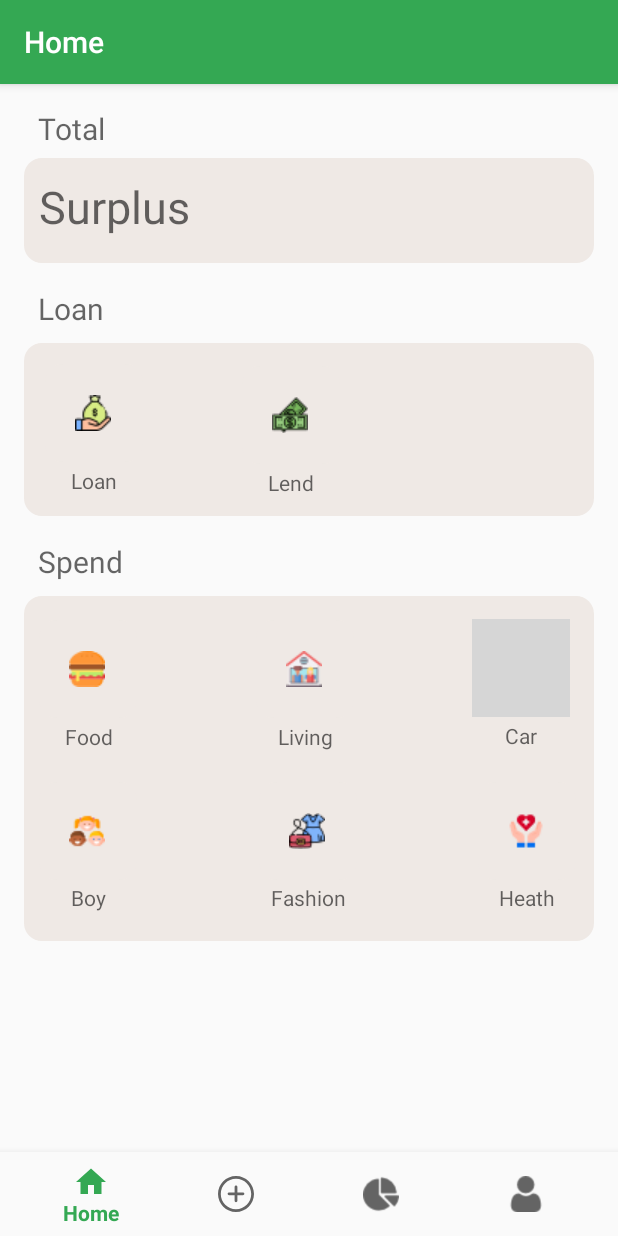
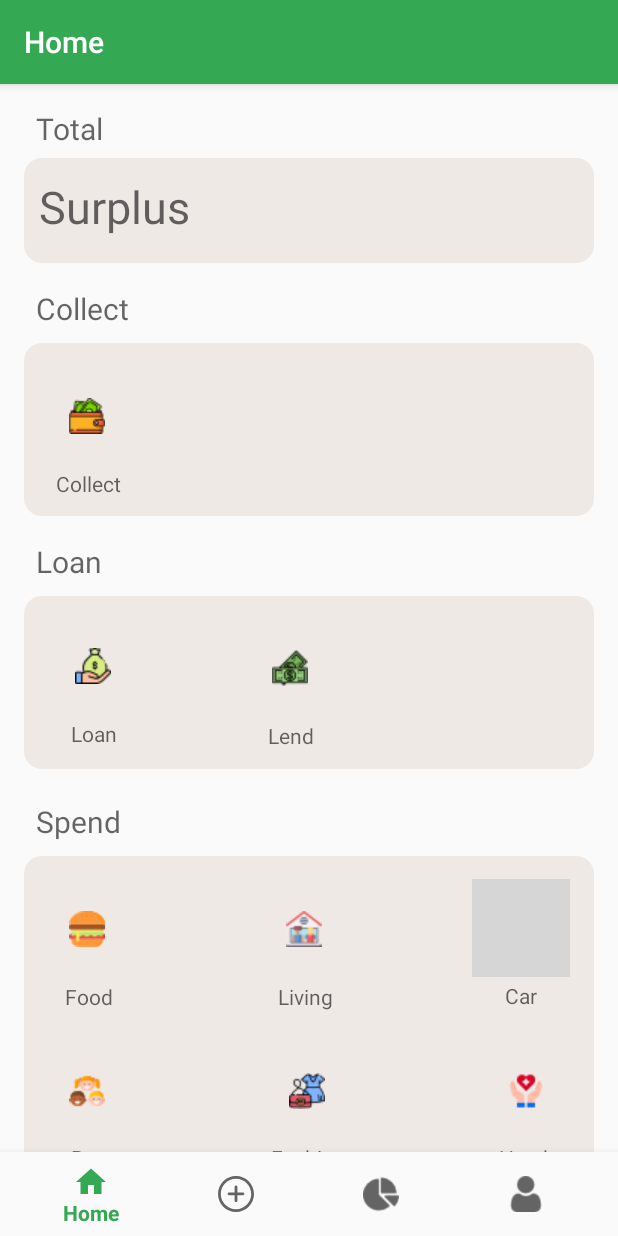
Before and after one commit to betonamu/MoneyManagement, an Android app: the screen it shows after launch once a user with an empty profile is signed in (MainActivity), on a phone screen of 412 x 824 dp. Run offline under Robolectric (Android 15) with nearby library versions, the phone set to English and light mode, and no system bars; our stand-ins replace Firebase (no records; nobody signed in at launch, a user with empty details on screens opened directly), navigation-ui; 1 statement that could not run was skipped; grey boxes are pictures that could not be loaded.

Commit message:
Add Image Button

```diff
--- a/app/src/main/res/layout/fragment_home.xml
+++ b/app/src/main/res/layout/fragment_home.xml
@@ -14,11 +14,58 @@
         tools:context=".ui.home.HomeFragment">
 
         <TextView
+            android:id="@+id/tvCollect"
+            android:layout_width="wrap_content"
+            android:layout_height="30dp"
+            android:layout_marginStart="24dp"
+            android:layout_marginLeft="24dp"
+            android:layout_marginTop="15dp"
+            android:gravity="center"
+            android:hint="@string/prompt_collect"
+            android:textSize="20dp"
+            app:layout_constraintStart_toStartOf="parent"
+            app:layout_constraintTop_toBottomOf="@+id/tvSurplus" />
+
+        <androidx.constraintlayout.widget.ConstraintLayout
+            android:id="@+id/constraintLayoutCollect"
+            android:layout_width="0dp"
+            android:layout_height="115dp"
+            android:layout_marginStart="16dp"
+            android:layout_marginEnd="16dp"
+            android:layout_marginTop="8dp"
+            android:background="@drawable/edit_text_style"
+            app:layout_constraintEnd_toEndOf="parent"
+            app:layout_constraintStart_toStartOf="parent"
+            app:layout_constraintTop_toBottomOf="@+id/tvCollect">
+            <ImageButton
+                android:id="@+id/btnWallet"
+                android:layout_width="65dp"
+                android:layout_height="65dp"
+                android:layout_marginTop="4dp"
+                android:background="@drawable/edit_text_style"
+                android:src="@drawable/wallet"
+                app:layout_constraintBottom_toTopOf="@+id/tvWallet"
+                app:layout_constraintStart_toStartOf="parent"
+                app:layout_constraintTop_toTopOf="parent" />
+
+            <TextView
+                android:id="@+id/tvWallet"
+                android:layout_width="65dp"
+                android:layout_height="25dp"
+                android:gravity="center"
+                android:hint="@string/prompt_collect"
+                app:layout_constraintStart_toStartOf="@id/btnWallet"
+                app:layout_constraintTop_toBottomOf="@id/btnWallet" />
+
+        </androidx.constraintlayout.widget.ConstraintLayout>
+
+        <TextView
             android:id="@+id/tvTotal"
             android:layout_width="wrap_content"
             android:layout_height="25dp"
+            android:layout_marginStart="24dp"
+            android:layout_marginLeft="24dp"
             android:layout_marginTop="16dp"
-        android:layout_marginLeft="25dp"
             android:gravity="center"
             android:hint="@string/prompt_total"
             android:textSize="20dp"
@@ -29,8 +76,8 @@
             android:id="@+id/tvSurplus"
             android:layout_width="0dp"
             android:layout_height="70dp"
+            android:layout_marginStart="16dp"
             android:layout_marginTop="8dp"
-        android:layout_marginStart="16dp"
             android:layout_marginEnd="16dp"
             android:background="@drawable/edit_text_style"
             android:hint="@string/prompt_surplus"
@@ -45,26 +92,26 @@
             android:id="@+id/tvSpend"
             android:layout_width="wrap_content"
             android:layout_height="30dp"
-        android:layout_marginLeft="25dp"
-        android:layout_marginBottom="8dp"
-        android:layout_marginTop="15dp"
+            android:layout_marginStart="24dp"
+            android:layout_marginLeft="24dp"
+            android:layout_marginTop="20dp"
             android:gravity="center"
             android:hint="@string/prompt_spend"
             android:textSize="20dp"
             app:layout_constraintStart_toStartOf="parent"
-        app:layout_constraintTop_toBottomOf="@id/constraintLayout"/>
+            app:layout_constraintTop_toBottomOf="@id/constraintLayoutLoan" />
 
         <androidx.constraintlayout.widget.ConstraintLayout
             android:id="@+id/constraintLayoutSpend"
             android:layout_width="0dp"
             android:layout_height="230dp"
+            android:layout_marginStart="16dp"
             android:layout_marginTop="8dp"
-        android:layout_marginStart="16dp"
             android:layout_marginEnd="16dp"
             android:background="@drawable/edit_text_style"
-        app:layout_constraintTop_toBottomOf="@id/tvSpend"
             app:layout_constraintEnd_toEndOf="parent"
-        app:layout_constraintStart_toStartOf="parent">
+            app:layout_constraintStart_toStartOf="parent"
+            app:layout_constraintTop_toBottomOf="@id/tvSpend">
 
             <ImageButton
                 android:id="@+id/btnFood"
@@ -202,27 +249,27 @@
             android:id="@+id/tvLoan"
             android:layout_width="wrap_content"
             android:layout_height="30dp"
-        android:layout_marginLeft="25dp"
-        android:layout_marginBottom="8dp"
+            android:layout_marginStart="24dp"
+            android:layout_marginLeft="24dp"
             android:layout_marginTop="15dp"
             android:gravity="center"
             android:hint="@string/prompt_loan"
             android:textSize="20dp"
             app:layout_constraintStart_toStartOf="parent"
-        app:layout_constraintTop_toBottomOf="@+id/tvSurplus"/>
+            app:layout_constraintTop_toBottomOf="@+id/constraintLayoutCollect" />
 
         <androidx.constraintlayout.widget.ConstraintLayout
-        android:id="@+id/constraintLayout"
+            android:id="@+id/constraintLayoutLoan"
             android:layout_width="0dp"
             android:layout_height="115dp"
+            android:layout_marginStart="16dp"
             android:layout_marginTop="8dp"
-        android:layout_marginStart="16dp"
             android:layout_marginEnd="16dp"
             android:layout_marginBottom="36dp"
             android:background="@drawable/edit_text_style"
-        app:layout_constraintTop_toBottomOf="@id/tvLoan"
             app:layout_constraintEnd_toEndOf="parent"
-        app:layout_constraintStart_toStartOf="parent">
+            app:layout_constraintStart_toStartOf="parent"
+            app:layout_constraintTop_toBottomOf="@id/tvLoan">
 
             <ImageButton
                 android:id="@+id/btnLoand"
--- a/app/src/main/res/values/strings.xml
+++ b/app/src/main/res/values/strings.xml
@@ -70,6 +70,7 @@
     <string name="prompt_boy">Boy</string>
     <string name="prompt_fashion">Fashion</string>
     <string name="prompt_healthcare">Heath</string>
+    <string name="prompt_collect">Collect</string>
 
     <string name="item_account_information">Account Information</string>
     <string name="item_history">History</string>
```
Also changed, not shown: app/src/main/res/drawable/wallet.png (added), 1 other file. Lines whose indentation alone changed are shown as unchanged.
